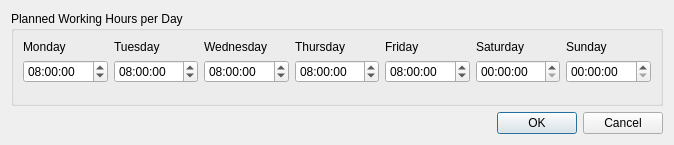
Before: the Qt Designer form src/dontpanik/kpart/core/ui/plannedworkingtimesdialog.ui in frankHa/dontpanic, drawn with Qt 5.
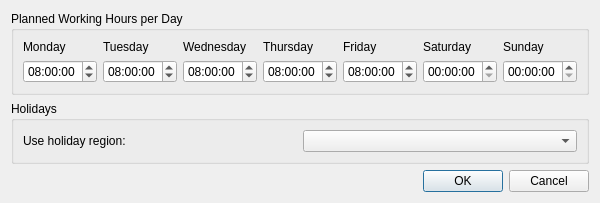
After: the same form once the commit is applied. Custom widgets are drawn as their Qt base class.

Commit message: -extended the plannedworkingtimesdialog with a Combobox to chose some holiday region (not functional yet)  NOTE: support for holiday regions is using libkholidays provided by KDEPIM  ->KPEPIM devel packages will be required for building the  dontpanik core from now on!!

Diff of the .ui file:
```diff
--- a/src/dontpanik/kpart/core/ui/plannedworkingtimesdialog.ui
+++ b/src/dontpanik/kpart/core/ui/plannedworkingtimesdialog.ui
@@ -6,8 +6,8 @@
    <rect>
     <x>0</x>
     <y>0</y>
-    <width>674</width>
-    <height>145</height>
+    <width>584</width>
+    <height>200</height>
    </rect>
   </property>
   <property name="windowTitle">
@@ -162,22 +162,53 @@
         </item>
        </layout>
       </item>
+     </layout>
+    </widget>
+   </item>
+   <item>
+    <widget class="QGroupBox" name="groupBox_2">
+     <property name="title">
+      <string>Holidays</string>
+     </property>
+     <layout class="QHBoxLayout" name="horizontalLayout_2">
       <item>
-       <spacer name="verticalSpacer">
-        <property name="orientation">
-         <enum>Qt::Vertical</enum>
+       <widget class="QLabel" name="label_8">
+        <property name="sizePolicy">
+         <sizepolicy hsizetype="Preferred" vsizetype="Preferred">
+          <horstretch>0</horstretch>
+          <verstretch>0</verstretch>
+         </sizepolicy>
         </property>
-        <property name="sizeHint" stdset="0">
+        <property name="minimumSize">
          <size>
-          <width>20</width>
+          <width>0</width>
           <height>0</height>
          </size>
         </property>
-       </spacer>
+        <property name="text">
+         <string>Use holiday region:</string>
+        </property>
+       </widget>
+      </item>
+      <item>
+       <widget class="dp::core::KHolidayRegionComboBox" name="holiday_region"/>
       </item>
      </layout>
     </widget>
    </item>
+   <item>
+    <spacer name="verticalSpacer_2">
+     <property name="orientation">
+      <enum>Qt::Vertical</enum>
+     </property>
+     <property name="sizeHint" stdset="0">
+      <size>
+       <width>20</width>
+       <height>26</height>
+      </size>
+     </property>
+    </spacer>
+   </item>
    <item>
     <widget class="QDialogButtonBox" name="buttonBox">
      <property name="orientation">
@@ -190,6 +221,13 @@
    </item>
   </layout>
  </widget>
+ <customwidgets>
+  <customwidget>
+   <class>dp::core::KHolidayRegionComboBox</class>
+   <extends>QComboBox</extends>
+   <header>kholidayregioncombobox.h</header>
+  </customwidget>
+ </customwidgets>
  <resources/>
  <connections>
   <connection>
```
The commit also changes 3 other files.
